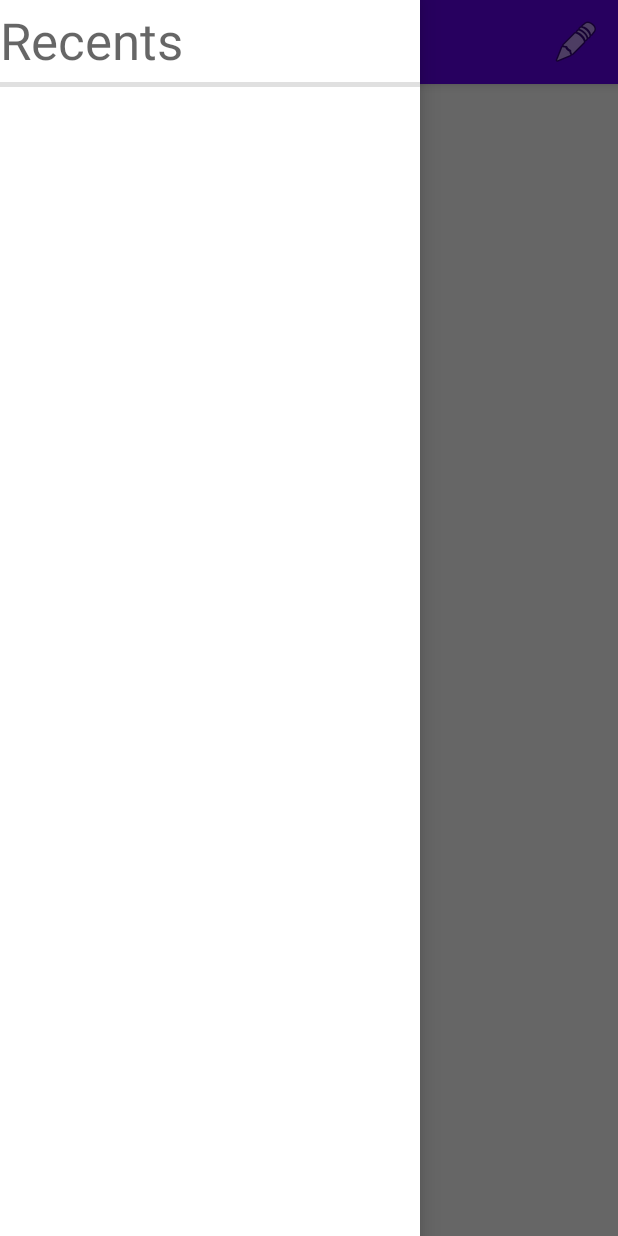
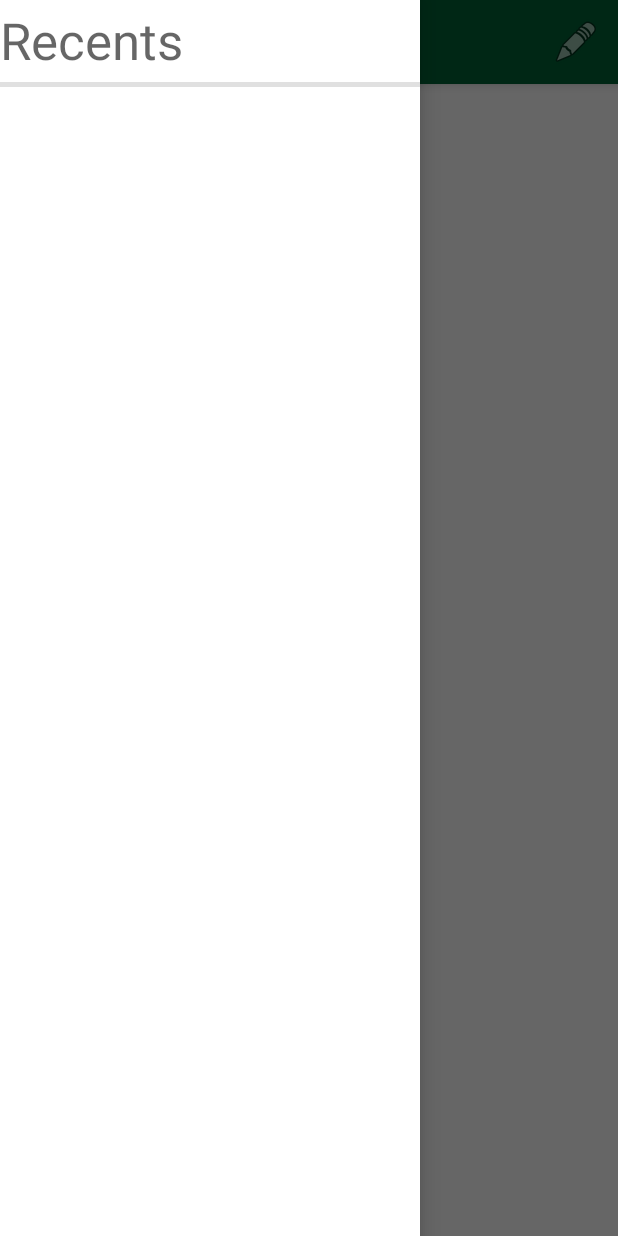
Before and after one commit to karino2/TeFWiki, an Android app: the screen it shows after launch (MainActivity), with the side drawer open, on a phone screen of 412 x 824 dp. Run offline under Robolectric (Android 15) with nearby library versions, the phone set to English and light mode, and no system bars; libraries missing offline, so code that uses them is left out: org.intellij.markdown.

Commit message:
Add icon and theme color.

```diff
--- a/app/src/main/res/layout/drawer_contents.xml
+++ b/app/src/main/res/layout/drawer_contents.xml
@@ -8,7 +8,7 @@
 
     <TextView
         android:id="@+id/textView"
-        android:layout_width="wrap_content"
+        android:layout_width="match_parent"
         android:layout_height="0dp"
         android:layout_marginTop="4dp"
         android:layout_weight="1"
--- a/app/src/main/res/mipmap-anydpi-v26/ic_launcher.xml
+++ /dev/null
@@ -1,5 +0,0 @@
-<?xml version="1.0" encoding="utf-8"?>
-<adaptive-icon xmlns:android="http://schemas.android.com/apk/res/android">
-    <background android:drawable="@drawable/ic_launcher_background" />
-    <foreground android:drawable="@drawable/ic_launcher_foreground" />
-</adaptive-icon>
--- a/app/src/main/res/mipmap-anydpi-v26/ic_launcher_round.xml
+++ /dev/null
@@ -1,5 +0,0 @@
-<?xml version="1.0" encoding="utf-8"?>
-<adaptive-icon xmlns:android="http://schemas.android.com/apk/res/android">
-    <background android:drawable="@drawable/ic_launcher_background" />
-    <foreground android:drawable="@drawable/ic_launcher_foreground" />
-</adaptive-icon>
--- a/app/src/main/res/values/colors.xml
+++ b/app/src/main/res/values/colors.xml
@@ -3,6 +3,8 @@
     <color name="purple_200">#FFBB86FC</color>
     <color name="purple_500">#FF6200EE</color>
     <color name="purple_700">#FF3700B3</color>
+    <color name="tefwiki_500">#FF006135</color>
+    <color name="tefwiki_700">#FF009165</color>
     <color name="teal_200">#FF03DAC5</color>
     <color name="teal_700">#FF018786</color>
     <color name="black">#FF000000</color>
--- a/app/src/main/res/values/themes.xml
+++ b/app/src/main/res/values/themes.xml
@@ -2,8 +2,8 @@
     <!-- Base application theme. -->
     <style name="Theme.TeFWiki" parent="Theme.MaterialComponents.DayNight.NoActionBar">
         <!-- Primary brand color. -->
-        <item name="colorPrimary">@color/purple_500</item>
-        <item name="colorPrimaryVariant">@color/purple_700</item>
+        <item name="colorPrimary">@color/tefwiki_500</item>
+        <item name="colorPrimaryVariant">@color/tefwiki_700</item>
         <item name="colorOnPrimary">@color/white</item>
         <!-- Secondary brand color. -->
         <item name="colorSecondary">@color/teal_200</item>
@@ -24,8 +24,8 @@
     </style>
     <style name="Theme.TeFWiki.ActionBar" parent="Theme.MaterialComponents.DayNight.DarkActionBar">
         <!-- Primary brand color. -->
-        <item name="colorPrimary">@color/purple_500</item>
-        <item name="colorPrimaryVariant">@color/purple_700</item>
+        <item name="colorPrimary">@color/tefwiki_500</item>
+        <item name="colorPrimaryVariant">@color/tefwiki_700</item>
         <item name="colorOnPrimary">@color/white</item>
         <!-- Secondary brand color. -->
         <item name="colorSecondary">@color/teal_200</item>
@@ -35,4 +35,8 @@
         <item name="android:statusBarColor" tools:targetApi="l">?attr/colorPrimaryVariant</item>
         <!-- Customize your theme here. -->
     </style>
+    <style name="TextAppearance.TeFWiki.Display1" parent="TextAppearance.AppCompat.Display1">
+        <item name="android:textColor">@color/white</item>
+    </style>
+    <!--@style/TextAppearance.AppCompat.Display1 -->
 </resources>
```
Also changed, not shown: app/src/main/res/mipmap-hdpi/ic_launcher.png, app/src/main/res/mipmap-hdpi/ic_launcher_round.png, app/src/main/res/mipmap-mdpi/ic_launcher.png, app/src/main/res/mipmap-mdpi/ic_launcher_round.png, app/src/main/res/mipmap-xhdpi/ic_launcher.png, app/src/main/res/mipmap-xhdpi/ic_launcher_round.png, app/src/main/res/mipmap-xxhdpi/ic_launcher.png, app/src/main/res/mipmap-xxhdpi/ic_launcher_round.png, app/src/main/res/mipmap-xxxhdpi/ic_launcher.png, app/src/main/res/mipmap-xxxhdpi/ic_launcher_round.png, 2 other files.
